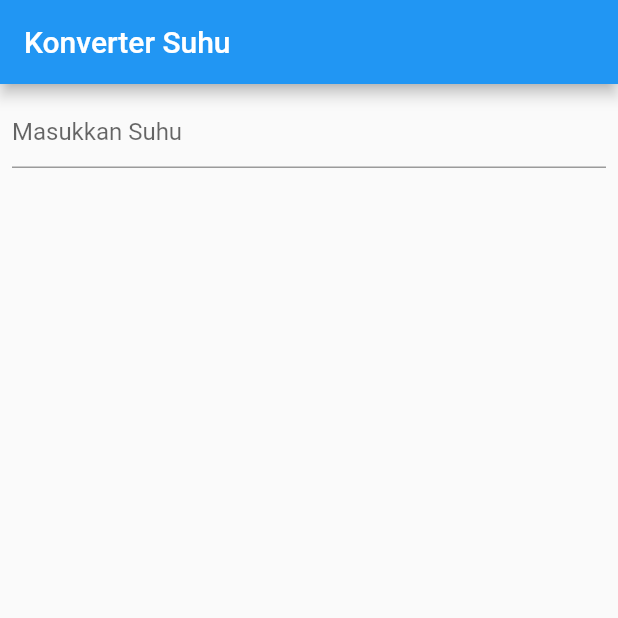
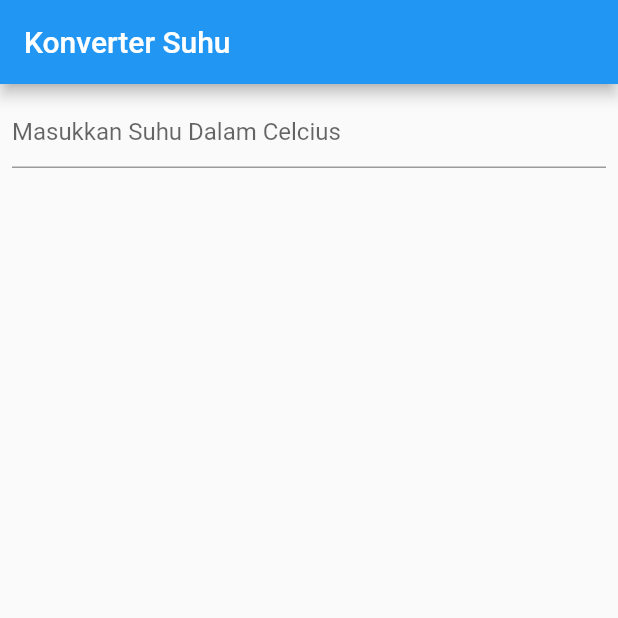
Before and after one commit to NafhidahRamdhani/flutter_statefull_widget, a Flutter app: the screen it shows after launch, on a phone screen of 412 x 824 dp, the top half of it. Run offline on Flutter 3.47's test engine with Material 2 defaults, Android fonts, the phone set to English and light mode, and no system bars.

Commit message:
first commit

```diff
--- a/lib/main.dart
+++ b/lib/main.dart
@@ -21,9 +21,16 @@ class MyApp extends StatelessWidget {
         ),
         body: Container(
           margin: EdgeInsets.all(8),
- child: TextFormField(
-   decoration: InputDecoration(hintText: 'Masukkan Suhu'),),
- ),
-    ));
+          child: Column(
+          children: [
+            TextFormField(
+              decoration:
+              InputDecoration(hintText: 'Masukkan Suhu Dalam Celcius'),
+              keyboardType: TextInputType.number,
+            )
+          ],)
+        ),
+      ),
+    );
   }
 }
```
